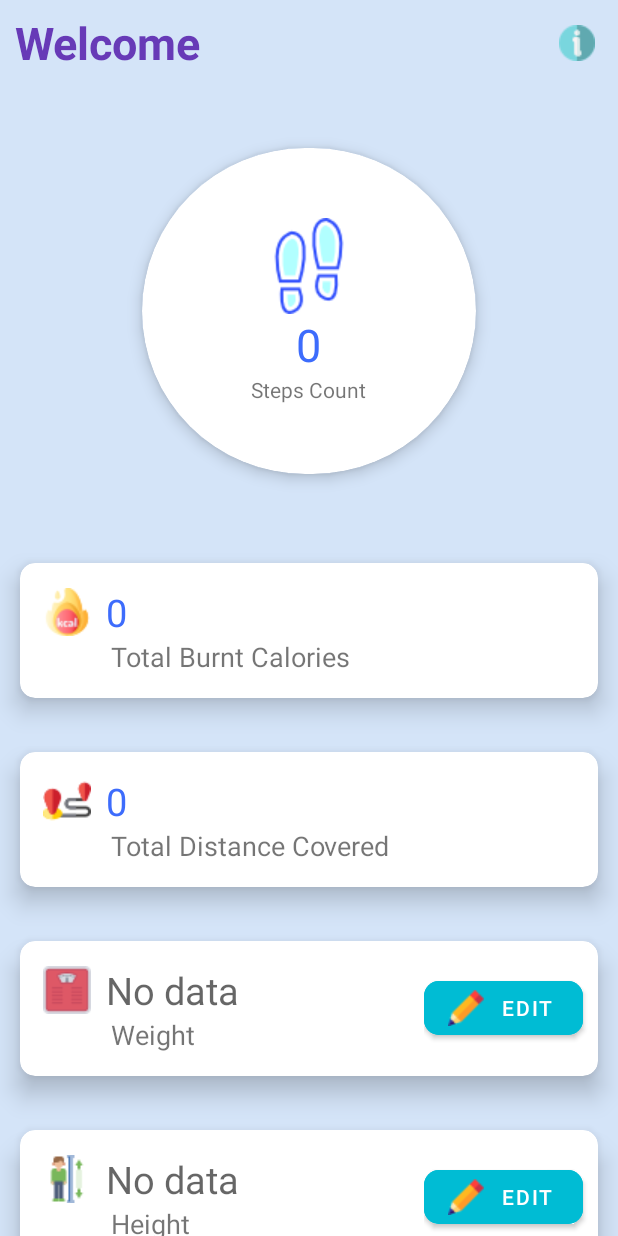
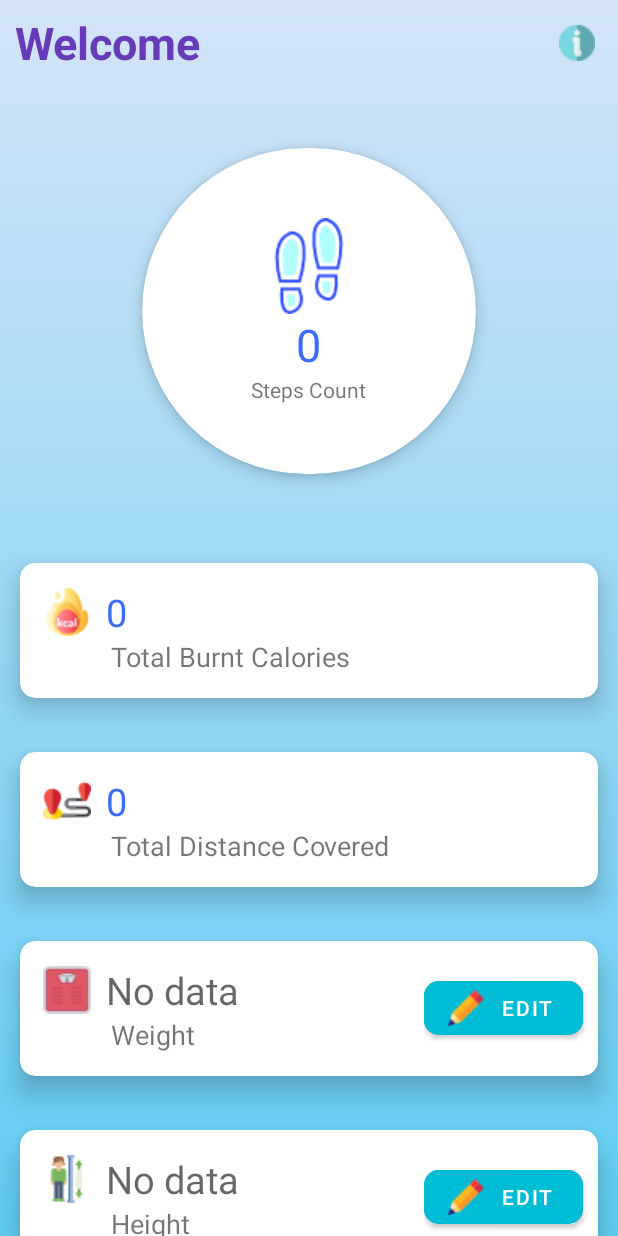
Before and after one commit to WongYewKeong/Health2Buddy, an Android app: the layout fragment_home.xml on its own in the app's theme, with its tools: preview values and no code run, on a phone screen of 412 x 824 dp. Run offline under Robolectric (Android 15) with nearby library versions, the phone set to English and light mode, and no system bars.

Commit message:
Firestore,home

```diff
--- a/app/src/main/java/com/example/healthapp/HomeFragment.java
+++ b/app/src/main/java/com/example/healthapp/HomeFragment.java
@@ -100,8 +100,6 @@ public class HomeFragment extends Fragment implements SensorEventListener {
                 builder.setNegativeButton("Cancel", null);
                 AlertDialog alertDialog = builder.create();
                 alertDialog.show();
-            } else {
-                Toast.makeText(getActivity(), "Permission is granted", Toast.LENGTH_SHORT).show();
             }
         }
 
--- a/app/src/main/java/com/example/healthapp/MenuActivity.java
+++ b/app/src/main/java/com/example/healthapp/MenuActivity.java
@@ -1,6 +1,7 @@
 package com.example.healthapp;
 
 import android.os.Bundle;
+import android.view.View;
 
 import com.google.android.material.bottomnavigation.BottomNavigationView;
 
@@ -17,6 +18,7 @@ public class MenuActivity extends AppCompatActivity {
         super.onCreate(savedInstanceState);
         setContentView(R.layout.activity_menu);
         getSupportActionBar().hide();
+
         BottomNavigationView navView = findViewById(R.id.nav_view);
         // Passing each menu ID as a set of Ids because each
         // menu should be considered as top level destinations.
--- /dev/null
+++ b/app/src/main/res/drawable/gradient_6.xml
@@ -0,0 +1,8 @@
+<?xml version="1.0" encoding="utf-8"?>
+<shape xmlns:android="http://schemas.android.com/apk/res/android"
+    android:shape="rectangle">
+    <gradient
+        android:startColor="#49C8F1"
+        android:endColor="#D4E4F8"
+        android:angle="90" />
+</shape>
--- a/app/src/main/res/layout/fragment_home.xml
+++ b/app/src/main/res/layout/fragment_home.xml
@@ -6,6 +6,7 @@
     android:layout_width="match_parent"
     android:layout_height="match_parent"
 
+    android:background="#FFFFFF"
     android:fillViewport="true"
     android:scrollbars="none"
     tools:context=".HomeFragment">
@@ -14,7 +15,7 @@
 
         android:layout_width="match_parent"
         android:layout_height="match_parent"
-        android:background="#D4E4F8"
+        android:background="@drawable/gradient_6"
         android:orientation="vertical">
 
 
@@ -319,6 +320,7 @@
                     android:textSize="18sp" />
 
             </LinearLayout>
+
             <LinearLayout
                 android:layout_width="116dp"
                 android:layout_height="match_parent"
```
